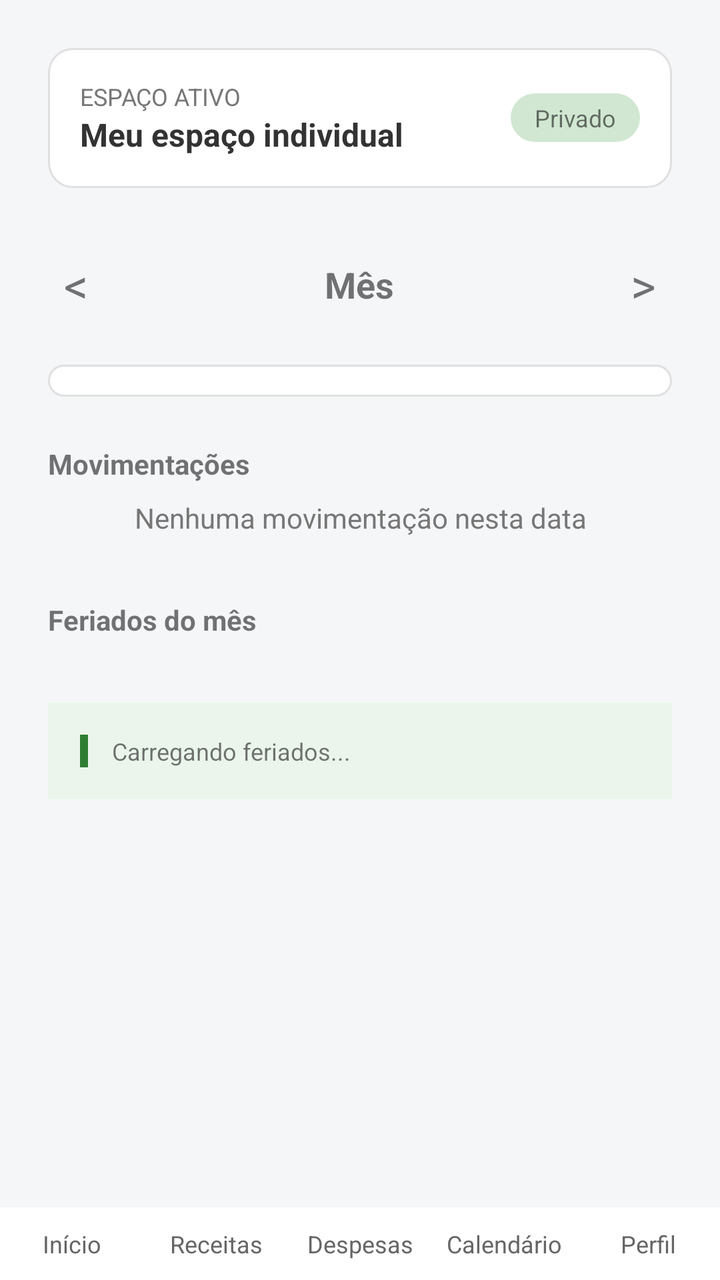
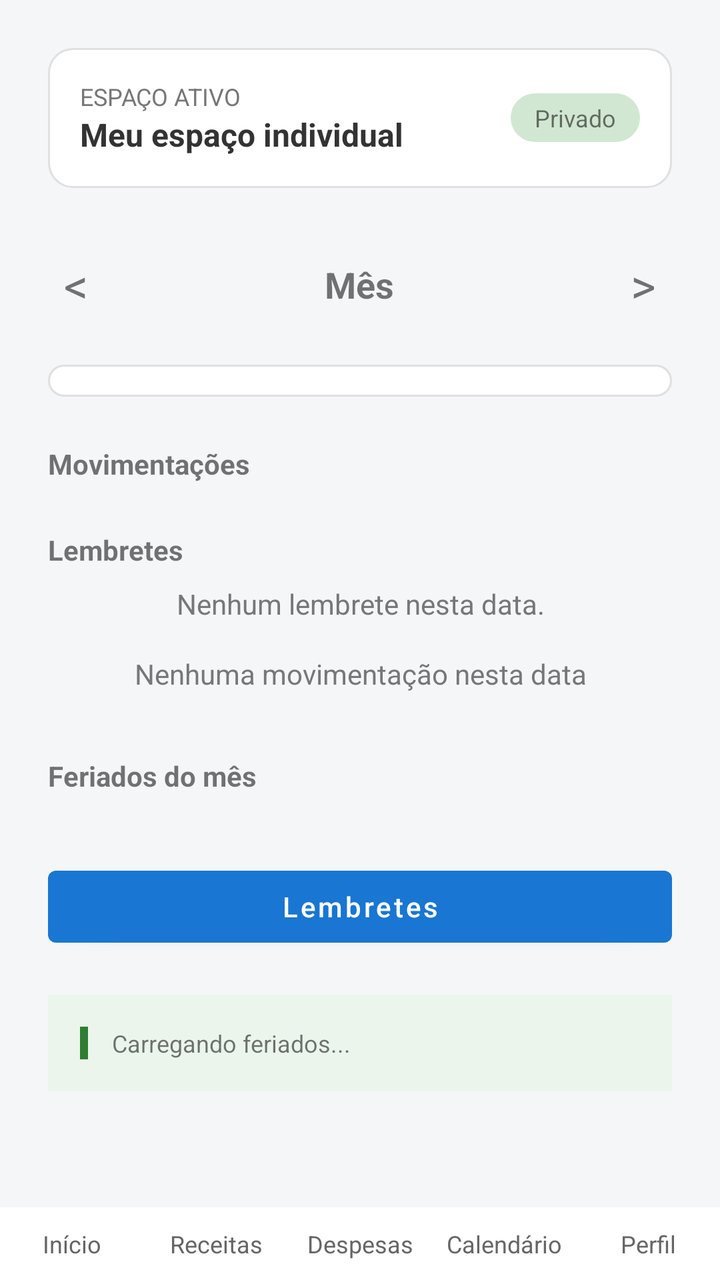

Before-and-after screenshots of an Android layout around one commit, followed by the original layout XML and the change that was made.
<!-- AndroidManifest.xml: application theme Theme.Meu_controle -->
<!-- res/layout/activity_calendario.xml -->
<?xml version="1.0" encoding="utf-8"?>
<RelativeLayout xmlns:android="http://schemas.android.com/apk/res/android"
    android:layout_width="match_parent"
    android:layout_height="match_parent"
    android:background="#F5F6F8">

    <ScrollView
        android:layout_width="match_parent"
        android:layout_height="match_parent"
        android:layout_above="@+id/bottom_nav_container"
        android:fillViewport="true">

        <LinearLayout
            android:layout_width="match_parent"
            android:layout_height="wrap_content"
            android:orientation="vertical"
            android:padding="24dp">

            
            <LinearLayout
                android:layout_width="match_parent"
                android:layout_height="wrap_content"
                android:background="@drawable/bg_card_border"
                android:gravity="center_vertical"
                android:orientation="horizontal"
                android:padding="16dp"
                android:layout_marginBottom="24dp">
                <LinearLayout
                    android:layout_width="0dp"
                    android:layout_height="wrap_content"
                    android:layout_weight="1"
                    android:orientation="vertical">
                    <TextView
                        android:layout_width="wrap_content"
                        android:layout_height="wrap_content"
                        android:text="ESPAÇO ATIVO"
                        android:textColor="#777777"
                        android:textSize="12sp" />
                    <TextView
                        android:id="@+id/active_space_name_cal"
                        android:layout_width="wrap_content"
                        android:layout_height="wrap_content"
                        android:text="Meu espaço individual"
                        android:textColor="#333333"
                        android:textSize="16sp"
                        android:textStyle="bold" />
                </LinearLayout>
                <TextView
                    android:id="@+id/active_space_detail_cal"
                    android:layout_width="wrap_content"
                    android:layout_height="wrap_content"
                    android:background="@drawable/bg_badge_green"
                    android:paddingHorizontal="12dp"
                    android:paddingVertical="4dp"
                    android:text="Privado"
                    android:textSize="12sp" />
            </LinearLayout>

            
            <LinearLayout
                android:layout_width="match_parent"
                android:layout_height="wrap_content"
                android:orientation="horizontal"
                android:gravity="center_vertical"
                android:layout_marginBottom="16dp">
                <TextView
                    android:id="@+id/btn_mes_anterior"
                    android:layout_width="wrap_content"
                    android:layout_height="wrap_content"
                    android:text="&lt;"
                    android:textSize="24sp"
                    android:padding="8dp" />
                <TextView
                    android:id="@+id/titulo_mes"
                    android:layout_width="0dp"
                    android:layout_height="wrap_content"
                    android:layout_weight="1"
                    android:text="Mês"
                    android:textAlignment="center"
                    android:textSize="18sp"
                    android:textStyle="bold" />
                <TextView
                    android:id="@+id/btn_mes_proximo"
                    android:layout_width="wrap_content"
                    android:layout_height="wrap_content"
                    android:text="&gt;"
                    android:textSize="24sp"
                    android:padding="8dp" />
            </LinearLayout>

            
            <GridLayout
                android:id="@+id/grade_calendario"
                android:layout_width="match_parent"
                android:layout_height="wrap_content"
                android:background="@drawable/bg_card_border"
                android:columnCount="7"
                android:padding="8dp"
                android:layout_marginBottom="24dp" />

            
            <TextView
                android:id="@+id/rotulo_data_selecionada"
                android:layout_width="match_parent"
                android:layout_height="wrap_content"
                android:text="Movimentações"
                android:textStyle="bold"
                android:layout_marginBottom="8dp" />

            <TextView
                android:id="@+id/banner_feriado"
                android:layout_width="match_parent"
                android:layout_height="wrap_content"
                android:background="@color/status_pending_background"
                android:textColor="@color/status_pending_text"
                android:textStyle="bold"
                android:padding="12dp"
                android:visibility="gone"
                android:layout_marginBottom="8dp" />

            <TextView
                android:id="@+id/aviso_dia"
                android:layout_width="match_parent"
                android:layout_height="wrap_content"
                android:text="Atenção: este não é um dia útil. Vencimentos podem ser compensados no próximo dia útil."
                android:textColor="@color/status_pending_text"
                android:textSize="12sp"
                android:visibility="gone"
                android:layout_marginBottom="8dp" />

            <LinearLayout
                android:id="@+id/container_movimentacoes"
                android:layout_width="match_parent"
                android:layout_height="wrap_content"
                android:orientation="vertical" />

            <TextView
                android:id="@+id/msg_sem_movimentacoes"
                android:layout_width="match_parent"
                android:layout_height="wrap_content"
                android:text="Nenhuma movimentação nesta data"
                android:textAlignment="center"
                android:textColor="#777777"
                android:layout_marginBottom="24dp" />

            
            <TextView
                android:layout_width="match_parent"
                android:layout_height="wrap_content"
                android:text="Feriados do mês"
                android:textStyle="bold"
                android:layout_marginTop="8dp"
                android:layout_marginBottom="8dp" />

            <LinearLayout
                android:id="@+id/container_feriados_mes"
                android:layout_width="match_parent"
                android:layout_height="wrap_content"
                android:orientation="vertical"
                android:layout_marginBottom="24dp" />

            
            <LinearLayout
                android:layout_width="match_parent"
                android:layout_height="wrap_content"
                android:background="#EBF5EC"
                android:padding="16dp"
                android:orientation="horizontal">
                <View
                    android:layout_width="4dp"
                    android:layout_height="match_parent"
                    android:background="#2E7D32"
                    android:layout_marginEnd="12dp" />
                <TextView
                    android:id="@+id/status_api"
                    android:layout_width="wrap_content"
                    android:layout_height="wrap_content"
                    android:text="Carregando feriados..."
                    android:textSize="12sp" />
            </LinearLayout>
        </LinearLayout>
    </ScrollView>

    <LinearLayout
        android:id="@+id/bottom_nav_container"
        android:layout_width="match_parent"
        android:layout_height="wrap_content"
        android:layout_alignParentBottom="true">
        <include layout="@layout/layout_bottom_nav" />
    </LinearLayout>
</RelativeLayout>
<!-- res/layout/layout_bottom_nav.xml (included above) -->
<?xml version="1.0" encoding="utf-8"?>
<LinearLayout xmlns:android="http://schemas.android.com/apk/res/android"
    android:layout_width="match_parent"
    android:layout_height="wrap_content"
    android:orientation="horizontal"
    android:background="#FFFFFF"
    android:elevation="8dp"
    android:paddingTop="10dp"
    android:paddingBottom="10dp">

    <TextView
        android:id="@+id/nav_dashboard"
        android:layout_width="0dp"
        android:layout_height="wrap_content"
        android:layout_weight="1"
        android:gravity="center"
        android:text="Início"
        android:textColor="#666666"
        android:textSize="12sp" />

    <TextView
        android:id="@+id/nav_receitas"
        android:layout_width="0dp"
        android:layout_height="wrap_content"
        android:layout_weight="1"
        android:gravity="center"
        android:text="Receitas"
        android:textColor="#666666"
        android:textSize="12sp" />

    <TextView
        android:id="@+id/nav_despesas"
        android:layout_width="0dp"
        android:layout_height="wrap_content"
        android:layout_weight="1"
        android:gravity="center"
        android:text="Despesas"
        android:textColor="#666666"
        android:textSize="12sp" />

    <TextView
        android:id="@+id/nav_calendario"
        android:layout_width="0dp"
        android:layout_height="wrap_content"
        android:layout_weight="1"
        android:gravity="center"
        android:text="Calendário"
        android:textColor="#666666"
        android:textSize="12sp" />

    <TextView
        android:id="@+id/nav_perfil"
        android:layout_width="0dp"
        android:layout_height="wrap_content"
        android:layout_weight="1"
        android:gravity="center"
        android:text="Perfil"
        android:textColor="#666666"
        android:textSize="12sp" />
</LinearLayout>
<!-- resources referenced by this layout -->
<resources>
  <color name="status_pending_background">#FFE0B2</color>
  <color name="status_pending_text">#E65100</color>
  <!-- drawable bg_badge_green (drawable) -->
  <?xml version="1.0" encoding="utf-8"?>
  <shape xmlns:android="http://schemas.android.com/apk/res/android"
      android:shape="rectangle">
      <solid android:color="#D1E7D2" />
      <corners android:radius="16dp" />
  </shape>
  <!-- drawable bg_card_border (drawable) -->
  <?xml version="1.0" encoding="utf-8"?>
  <shape xmlns:android="http://schemas.android.com/apk/res/android"
      android:shape="rectangle">
      <solid android:color="#FFFFFF" />
      <corners android:radius="12dp" />
      <stroke
          android:width="1dp"
          android:color="#E0E0E0" />
  </shape>
  <style name="Theme.Meu_controle" parent="Theme.MaterialComponents.DayNight.NoActionBar">
          <item name="colorPrimary">@color/primary</item>
          <item name="colorPrimaryDark">@color/primary_dark</item>
          <item name="colorAccent">@color/primary</item>
      </style>
  <color name="primary">#1976D2</color>
  <color name="primary_dark">#0D47A1</color>
</resources>

<!-- the commit's change to res/layout/activity_calendario.xml (unified diff, before → after) -->
@@ -135,6 +135,29 @@
                 android:orientation="vertical" />
 
             <TextView
+                android:layout_width="match_parent"
+                android:layout_height="wrap_content"
+                android:layout_marginTop="16dp"
+                android:layout_marginBottom="8dp"
+                android:text="@string/reminders_title"
+                android:textStyle="bold" />
+
+            <LinearLayout
+                android:id="@+id/container_lembretes_dia"
+                android:layout_width="match_parent"
+                android:layout_height="wrap_content"
+                android:orientation="vertical" />
+
+            <TextView
+                android:id="@+id/msg_sem_lembretes"
+                android:layout_width="match_parent"
+                android:layout_height="wrap_content"
+                android:layout_marginBottom="16dp"
+                android:text="@string/calendar_no_reminders"
+                android:textAlignment="center"
+                android:textColor="#777777" />
+
+            <TextView
                 android:id="@+id/msg_sem_movimentacoes"
                 android:layout_width="match_parent"
                 android:layout_height="wrap_content"
@@ -158,6 +181,14 @@
                 android:layout_height="wrap_content"
                 android:orientation="vertical"
                 android:layout_marginBottom="24dp" />
+
+            <com.google.android.material.button.MaterialButton
+                android:id="@+id/calendar_open_reminders"
+                android:layout_width="match_parent"
+                android:layout_height="wrap_content"
+                android:layout_marginBottom="20dp"
+                android:text="@string/calendar_open_reminders"
+                android:textAllCaps="false" />
 
             
             <LinearLayout
<!-- resource entries referenced after the edit -->
@@ -19,6 +19,9 @@
           android:width="1dp"
           android:color="#E0E0E0" />
   </shape>
+  <string name="calendar_no_reminders">Nenhum lembrete nesta data.</string>
+  <string name="calendar_open_reminders">Lembretes</string>
+  <string name="reminders_title">Lembretes</string>
   <style name="Theme.Meu_controle" parent="Theme.MaterialComponents.DayNight.NoActionBar">
           <item name="colorPrimary">@color/primary</item>
           <item name="colorPrimaryDark">@color/primary_dark</item>
